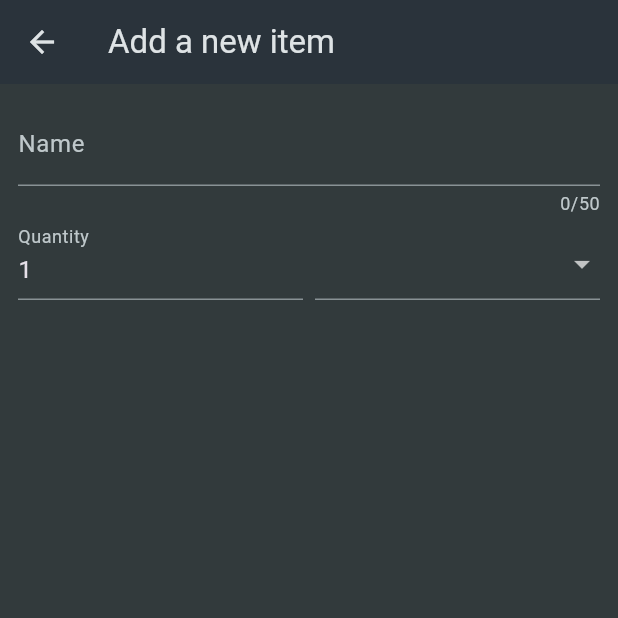
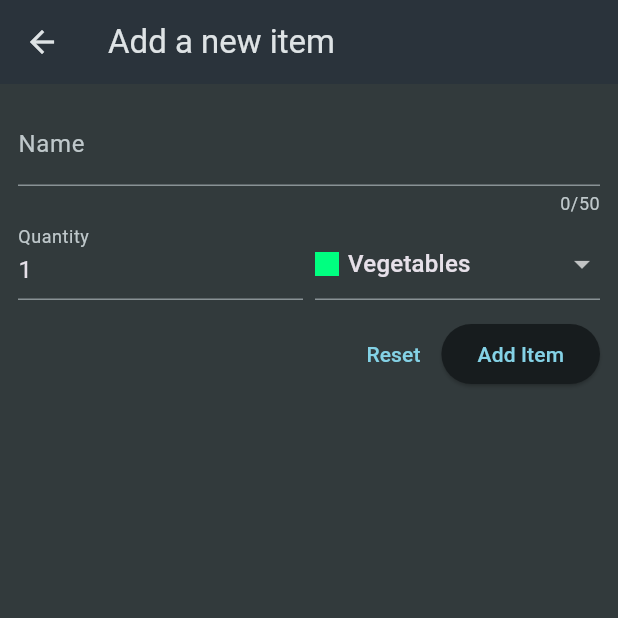
Before and after one commit to hwebz/learn-flutter, a Flutter app: the screen it shows after launch, after a tap on the "add" icon, on a phone screen of 412 x 824 dp, the top half of it. Run offline on Flutter 3.47's test engine with Material 3 defaults, Android fonts, the phone set to English and light mode, and no system bars; our stand-ins replace animated_bottom_navigation_bar, camera, flutter_font_icons, flutter_riverpod, get, google_fonts and 4 more.

Commit message:
Adding/removing grocery and

```diff
--- a/shopping_list_app/lib/widgets/grocery_list.dart
+++ b/shopping_list_app/lib/widgets/grocery_list.dart
@@ -1,5 +1,6 @@
 import 'package:flutter/material.dart';
 import 'package:shopping_list_app/data/dummy_items.dart';
+import 'package:shopping_list_app/models/grocery_item.dart';
 import 'package:shopping_list_app/widgets/new_item.dart';
 
 class GroceryList extends StatefulWidget {
@@ -10,26 +11,53 @@
 }
 
 class _GroceryListState extends State<GroceryList> {
-  void _addItem() {
-    Navigator.of(context)
-        .push(MaterialPageRoute(builder: (ctx) => const NewItem()));
+  final List<GroceryItem> _groceryItems = [];
+  void _addItem() async {
+    final newItem = await Navigator.of(context).push<GroceryItem>(
+        MaterialPageRoute(builder: (ctx) => const NewItem()));
+
+    print(newItem);
+    if (newItem == null) {
+      return;
+    }
+
+    setState(() {
+      _groceryItems.add(newItem);
+    });
+  }
+
+  void _removeItem(GroceryItem item) {
+    setState(() {
+      _groceryItems.remove(item);
+    });
   }
 
   @override
   Widget build(BuildContext context) {
+    Widget content = const Center(child: const Text('No items added yet.'));
+
+    if (_groceryItems.isNotEmpty) {
+      content = ListView.builder(
+          itemCount: _groceryItems.length,
+          itemBuilder: (ctx, index) => Dismissible(
+                key: ValueKey(_groceryItems[index].id),
+                onDismissed: (direction) {
+                  _removeItem(_groceryItems[index]);
+                },
+                child: ListTile(
+                  title: Text(_groceryItems[index].name),
+                  leading: Container(
+                      width: 24,
+                      height: 24,
+                      color: _groceryItems[index].category.color),
+                  trailing: Text(_groceryItems[index].quantity.toString()),
+                ),
+              ));
+    }
     return Scaffold(
         appBar: AppBar(title: const Text("Grocery List"), actions: [
           IconButton(onPressed: _addItem, icon: const Icon(Icons.add))
         ]),
-        body: ListView.builder(
-            itemCount: groceryItems.length,
-            itemBuilder: (ctx, index) => ListTile(
-                  title: Text(groceryItems[index].name),
-                  leading: Container(
-                      width: 24,
-                      height: 24,
-                      color: groceryItems[index].category.color),
-                  trailing: Text(groceryItems[index].quantity.toString()),
-                )));
+        body: content);
   }
 }
--- a/shopping_list_app/lib/widgets/new_item.dart
+++ b/shopping_list_app/lib/widgets/new_item.dart
@@ -1,6 +1,7 @@
 import 'package:flutter/material.dart';
 import 'package:shopping_list_app/data/categories.dart';
 import 'package:shopping_list_app/models/category.dart';
+import 'package:shopping_list_app/models/grocery_item.dart';
 
 class NewItem extends StatefulWidget {
   const NewItem({super.key});
@@ -10,6 +11,27 @@
 }
 
 class _NewItemState extends State<NewItem> {
+  final _formKey = GlobalKey<FormState>();
+  var _enteredName = '';
+  var _enteredQuantity = 1;
+  var _selectedCategory = categories[Categories.vegetables];
+
+  void _saveItem() {
+    if (_formKey.currentState!.validate()) {
+      _formKey.currentState!.save();
+
+      print(_enteredName);
+      print(_enteredQuantity);
+      print(_selectedCategory);
+
+      Navigator.of(context).pop(GroceryItem(
+          id: DateTime.now().toString(),
+          name: _enteredName,
+          quantity: _enteredQuantity,
+          category: _selectedCategory!));
+    }
+  }
+
   @override
   Widget build(BuildContext context) {
     return Scaffold(
@@ -17,6 +39,7 @@
         body: Padding(
           padding: const EdgeInsets.all(12),
           child: Form(
+              key: _formKey,
               child: Column(
                 children: [
                   TextFormField(
@@ -25,10 +48,16 @@
                       label: Text('Name'),
                     ),
                     validator: (value) {
-                  if (value == null || value.isEmpty) {
-                    return 'Please enter a name';
+                      if (value == null ||
+                          value.isEmpty ||
+                          value.trim().length <= 1 ||
+                          value.trim().length > 50) {
+                        return 'Must be between 2 and 50 characters';
                       }
                       return null;
+                    },
+                    onSaved: (value) {
+                      _enteredName = value!;
                     },
                   ),
                   Row(
@@ -38,12 +67,26 @@
                         child: TextFormField(
                           decoration:
                               const InputDecoration(label: Text('Quantity')),
-                      initialValue: '1',
+                          initialValue: _enteredQuantity.toString(),
+                          validator: (value) {
+                            if (value == null ||
+                                value.isEmpty ||
+                                int.tryParse(value) == null ||
+                                int.tryParse(value)! <= 0) {
+                              return 'Must be a valid positive number';
+                            }
+                            return null;
+                          },
+                          onSaved: (value) {
+                            _enteredQuantity = int.parse(value!);
+                          },
                         ),
                       ),
                       const SizedBox(width: 8),
                       Expanded(
-                    child: DropdownButtonFormField(items: [
+                        child: DropdownButtonFormField(
+                            value: _selectedCategory,
+                            items: [
                               for (final category in categories.entries)
                                 DropdownMenuItem(
                                   value: category.value,
@@ -58,8 +101,26 @@
                                     ],
                                   ),
                                 )
-                    ], onChanged: (value) {}),
+                            ],
+                            onChanged: (value) {
+                              setState(() {
+                                _selectedCategory = value!;
+                              });
+                            }),
                       )
+                    ],
+                  ),
+                  const SizedBox(height: 12),
+                  Row(
+                    mainAxisAlignment: MainAxisAlignment.end,
+                    children: [
+                      TextButton(
+                          onPressed: () {
+                            _formKey.currentState!.reset();
+                          },
+                          child: const Text("Reset")),
+                      ElevatedButton(
+                          onPressed: _saveItem, child: const Text("Add Item"))
                     ],
                   )
                 ],
```
Lines whose indentation alone changed are shown as unchanged.
